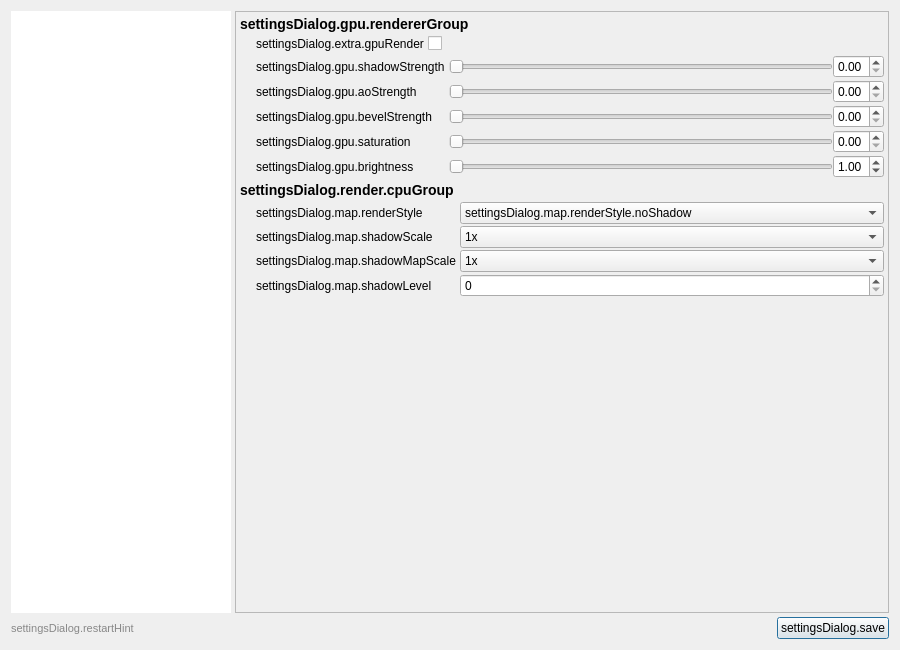
Qt form src/settingsdialog.ui (bedrock-dev/BedrockMap) before a commit.
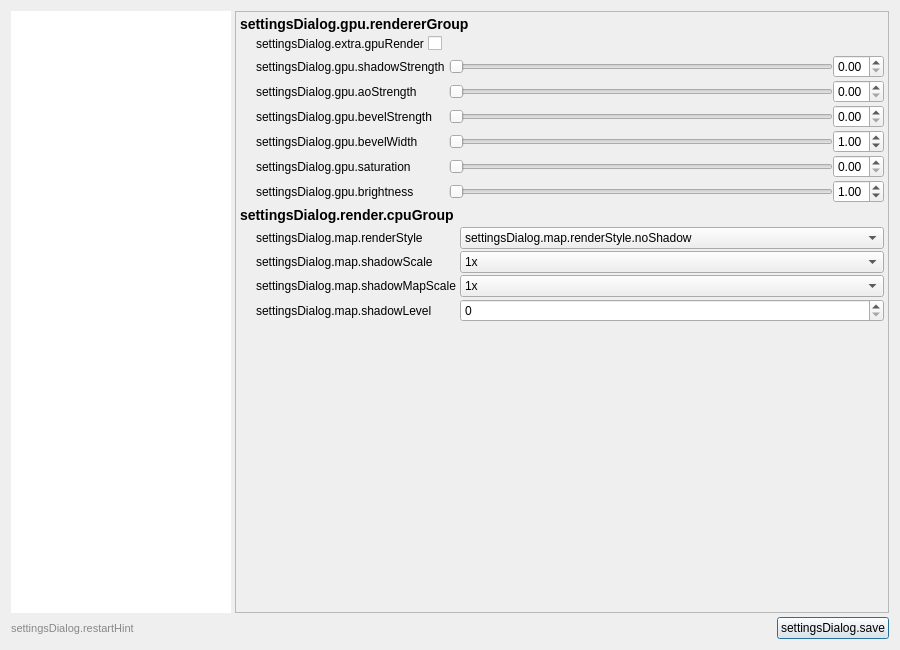
The same form after that commit. The open tabs and pages were chosen to show the change. Icons and pictures are not drawn.

Diff of the .ui file:
```diff
--- a/src/settingsdialog.ui
+++ b/src/settingsdialog.ui
@@ -1074,13 +1074,56 @@
             </layout>
            </item>
            <item row="3" column="0">
+            <widget class="QLabel" name="label_gpu_bevel_width">
+             <property name="text">
+              <string>settingsDialog.gpu.bevelWidth</string>
+             </property>
+            </widget>
+           </item>
+           <item row="3" column="1">
+            <layout class="QHBoxLayout" name="horizontalLayout_gpu_bevel_width">
+             <item>
+              <widget class="QSlider" name="gpuBevelWidthSlider">
+               <property name="minimum">
+                <number>25</number>
+               </property>
+               <property name="maximum">
+                <number>200</number>
+               </property>
+               <property name="orientation">
+                <enum>Qt::Orientation::Horizontal</enum>
+               </property>
+              </widget>
+             </item>
+             <item>
+              <widget class="QDoubleSpinBox" name="gpuBevelWidthSpin">
+               <property name="decimals">
+                <number>2</number>
+               </property>
+               <property name="minimum">
+                <double>0.250000000000000</double>
+               </property>
+               <property name="maximum">
+                <double>2.000000000000000</double>
+               </property>
+               <property name="singleStep">
+                <double>0.050000000000000</double>
+               </property>
+               <property name="value">
+                <double>1.000000000000000</double>
+               </property>
+              </widget>
+             </item>
+            </layout>
+           </item>
+           <item row="4" column="0">
             <widget class="QLabel" name="label_gpu_saturation">
              <property name="text">
               <string>settingsDialog.gpu.saturation</string>
              </property>
             </widget>
            </item>
-           <item row="3" column="1">
+           <item row="4" column="1">
             <layout class="QHBoxLayout" name="horizontalLayout_gpu_saturation">
              <item>
               <widget class="QSlider" name="gpuSaturationSlider">
@@ -1113,14 +1156,14 @@
              </item>
             </layout>
            </item>
-           <item row="4" column="0">
+           <item row="5" column="0">
             <widget class="QLabel" name="label_gpu_brightness">
              <property name="text">
               <string>settingsDialog.gpu.brightness</string>
              </property>
             </widget>
            </item>
-           <item row="4" column="1">
+           <item row="5" column="1">
             <layout class="QHBoxLayout" name="horizontalLayout_gpu_brightness">
              <item>
               <widget class="QSlider" name="gpuBrightnessSlider">
```
Left out of the diff: 2 changed lines with no effect on the pictures.
